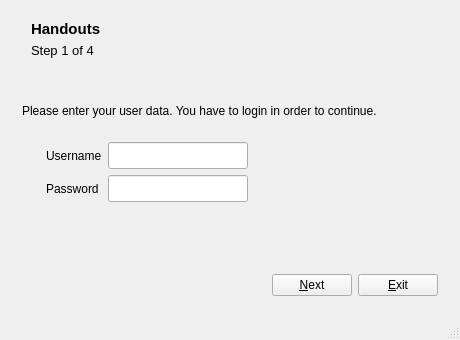
Qt form portfolio/ui/mainwindow.ui (manutorres/pernambuco) before a commit.
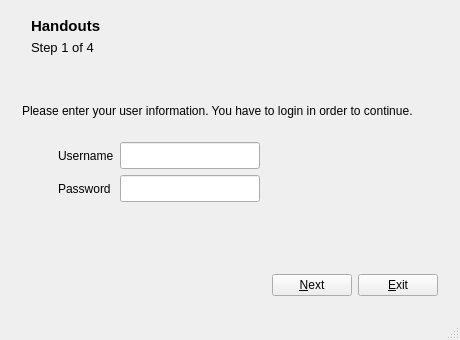
The same form after that commit. The open tabs and pages were chosen to show the change. Icons and pictures are not drawn.

Commit message: Detalles en la UI.

```diff
--- a/portfolio/ui/mainwindow.ui
+++ b/portfolio/ui/mainwindow.ui
@@ -74,9 +74,9 @@
        <property name="geometry">
         <rect>
          <x>20</x>
-         <y>12</y>
+         <y>4</y>
          <width>311</width>
-         <height>16</height>
+         <height>26</height>
         </rect>
        </property>
        <property name="font">
@@ -94,7 +94,7 @@
        <property name="geometry">
         <rect>
          <x>370</x>
-         <y>10</y>
+         <y>6</y>
          <width>46</width>
          <height>41</height>
         </rect>
@@ -110,7 +110,7 @@
        <property name="geometry">
         <rect>
          <x>20</x>
-         <y>33</y>
+         <y>30</y>
          <width>71</width>
          <height>16</height>
         </rect>
@@ -299,7 +299,7 @@
            </size>
           </property>
           <property name="text">
-           <string>Please enter your user data. You have to login in order to continue.</string>
+           <string>Please enter your user information. You have to login in order to continue.</string>
           </property>
          </widget>
         </item>
```
Left out of the diff: 4 changed lines with no effect on the pictures. The commit also changes 1 other file.
